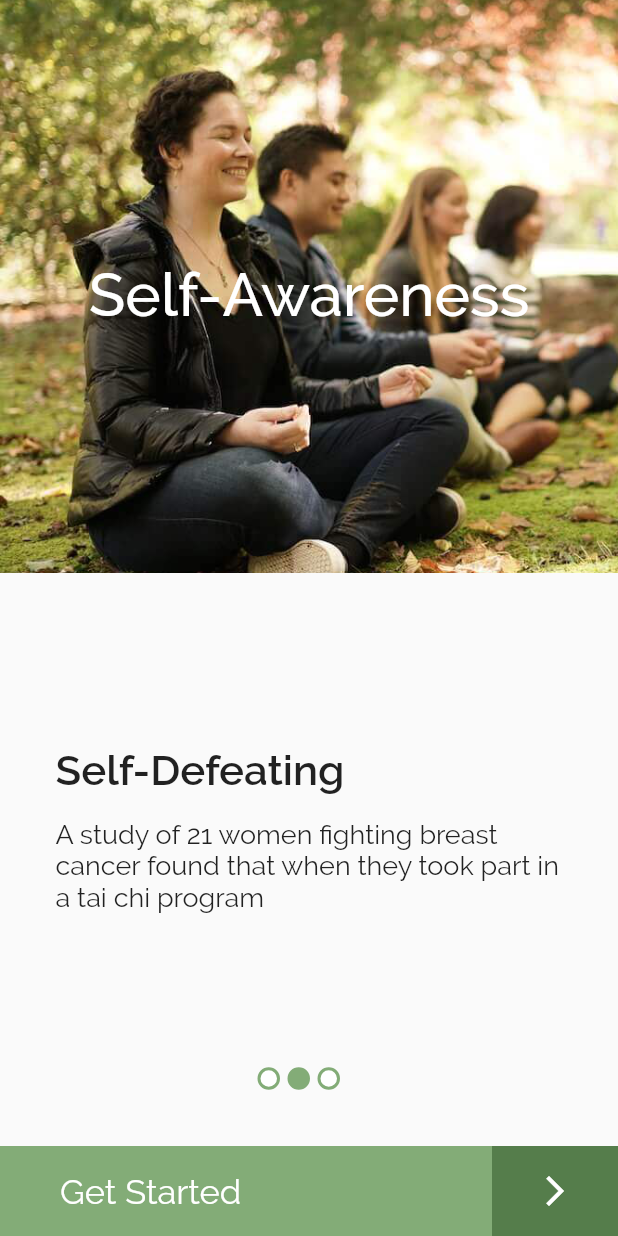
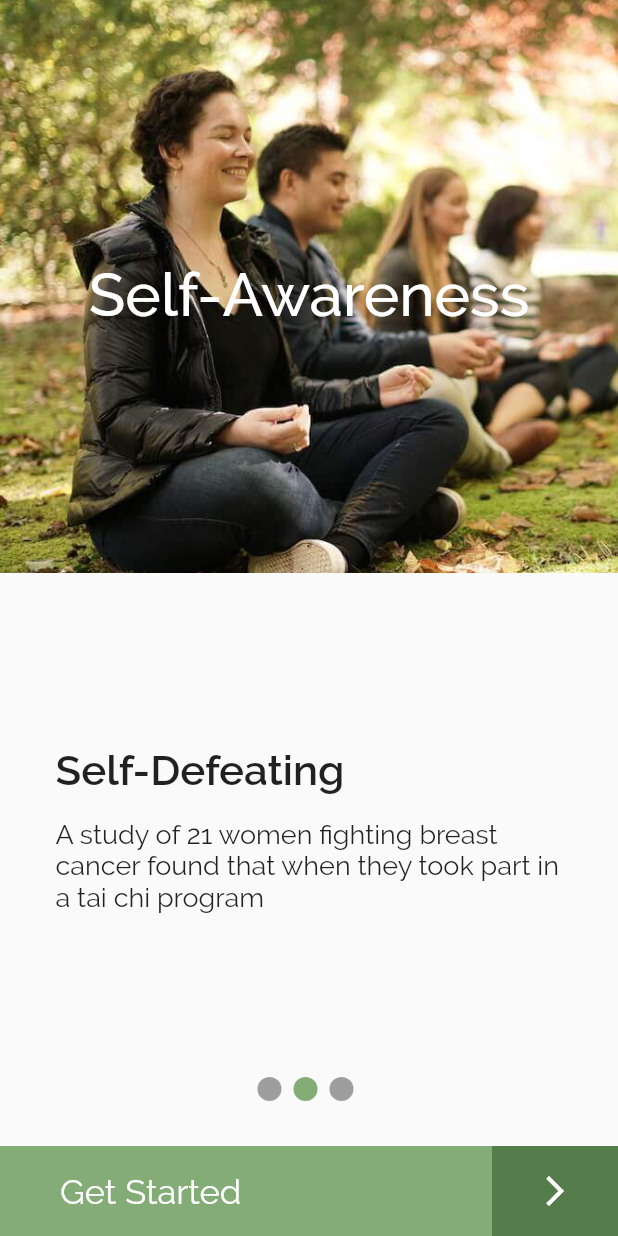
Before and after one commit to lotusgraham/MeditationApp123, a Flutter app: the screen it shows after launch, swiped to page 2, on a phone screen of 412 x 824 dp. Run offline on Flutter 3.47's test engine with Material 2 defaults, Android fonts, the phone set to English and light mode, and no system bars; drawn by our look-alikes of smooth_page_indicator; our stand-ins replace cloud_firestore, connectivity, curved_navigation_bar, firebase_auth, firebase_messaging, firebase_storage and 13 more; missing offline and left inert: audio, flutter_braintree, flutter_circular_chart, flutter_facebook_login, global_configuration; accounts and stored records are empty.

Commit message:
changed page indicator

```diff
--- a/lib/screens/welcome-screen.dart
+++ b/lib/screens/welcome-screen.dart
@@ -3,6 +3,8 @@ import 'package:flutter/material.dart';
 import 'package:meditation/models/splash-model.dart';
 import 'package:meditation/screens/auth/login.dart';
 import 'package:meditation/util/color.dart';
+import 'package:smooth_page_indicator/smooth_page_indicator.dart';
+import '../util/color.dart';
 import 'auth/login.dart';
 
 class WelcomeScreen extends StatefulWidget {
@@ -39,16 +41,6 @@ class _WelcomeScreenState extends State<WelcomeScreen> {
   void initState() {
     super.initState();
     _pagecontroller = PageController();
-    _pagecontroller.addListener(() {
-      if (currentPage != _pagecontroller.page.floor() &&
-          (_pagecontroller.page == 0.0 ||
-              _pagecontroller.page == 1.0 ||
-              _pagecontroller.page == 2.0)) {
-        setState(() {
-          currentPage = _pagecontroller.page.floor();
-        });
-      }
-    });
   }
 
   @override
@@ -123,45 +115,13 @@ class _WelcomeScreenState extends State<WelcomeScreen> {
           Positioned(
             bottom: 90,
             left: MediaQuery.of(context).size.width / 2.4,
-            child: buildPageIndicator(),
-          )
-        ],
-      ),
-    );
-  }
-
-  Container buildPageIndicator() {
-    double indicatorsize = 15.0;
-    return Container(
-      height: 30.0,
-      child: Row(
-        mainAxisAlignment: MainAxisAlignment.spaceAround,
-        children: <Widget>[
-          Container(
-            margin: const EdgeInsets.only(right: 5.0),
-            width: indicatorsize,
-            height: indicatorsize,
-            decoration: BoxDecoration(
-                borderRadius: BorderRadius.circular(indicatorsize),
-                color: currentPage == 0 ? primaryColor : Colors.white,
-                border: Border.all(color: primaryColor, width: 2.0)),
-          ),
-          Container(
-            margin: const EdgeInsets.only(right: 5.0),
-            width: indicatorsize,
-            height: indicatorsize,
-            decoration: BoxDecoration(
-                borderRadius: BorderRadius.circular(indicatorsize),
-                color: currentPage == 1 ? primaryColor : Colors.white,
-                border: Border.all(color: primaryColor, width: 2.0)),
-          ),
-          Container(
-            width: indicatorsize,
-            height: indicatorsize,
-            decoration: BoxDecoration(
-                borderRadius: BorderRadius.circular(indicatorsize),
-                color: currentPage == 2 ? primaryColor : Colors.white,
-                border: Border.all(color: primaryColor, width: 2.0)),
+            child: SmoothPageIndicator(
+              controller: _pagecontroller,
+              count: 3,
+              effect: WormEffect(
+                activeDotColor: primaryColor,
+              ),
+            ),
           )
         ],
       ),
--- a/pubspec.yaml
+++ b/pubspec.yaml
@@ -46,6 +46,7 @@ dependencies:
   firebase_core: ^0.4.5
   youtube_player_flutter:
   syncfusion_flutter_calendar:
+  smooth_page_indicator: ^0.1.5
 
 
 dev_dependencies:
```
